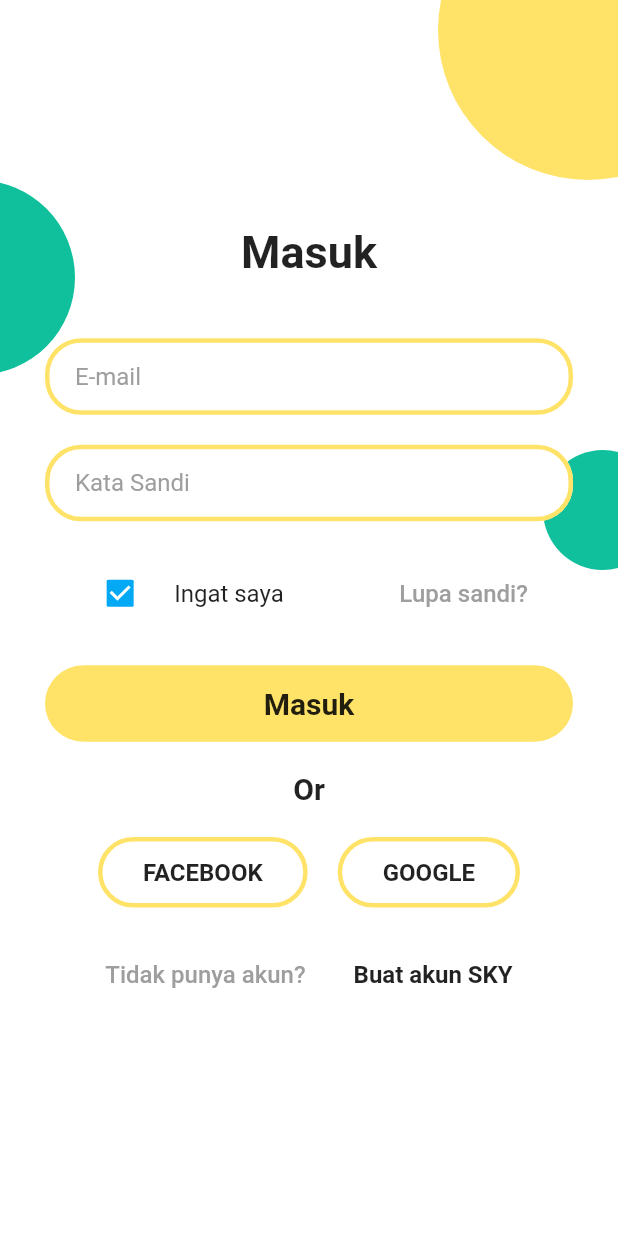
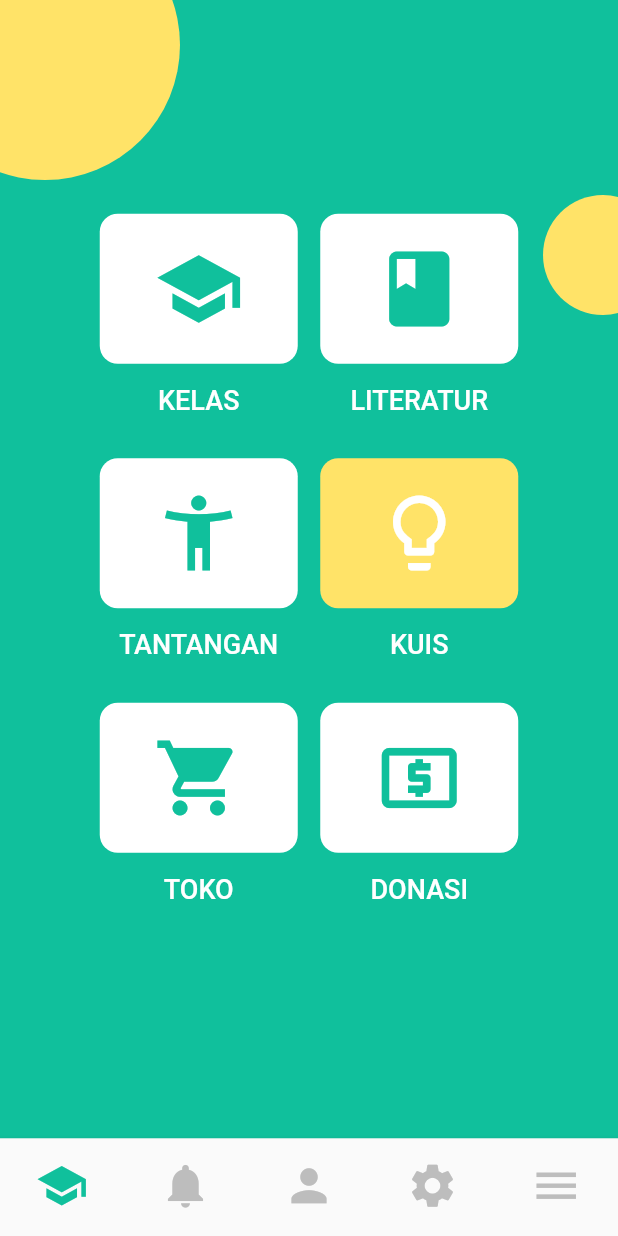
Before and after one commit to rommyarb/sky-yukngaji, a Flutter app: the Login screen opened directly, after a tap on "Masuk", on a phone screen of 412 x 824 dp. Run offline on Flutter 3.47's test engine with Material 2 defaults, Android fonts, the phone set to English and light mode, and no system bars; our stand-ins replace flutter_swiper.

```diff
--- a/lib/login.dart
+++ b/lib/login.dart
@@ -1,4 +1,5 @@
 import 'package:flutter/material.dart';
+import 'package:sky/main_tabs.dart';
 
 import 'warna.dart';
 
@@ -153,7 +154,10 @@ class _LoginState extends State<Login> {
                           ),
                         ),
                         onPressed: () {
-                          // ...
+                          Navigator.push(
+                              context,
+                              MaterialPageRoute(
+                                  builder: (context) => MainTabs()));
                         },
                       ),
                     ),
--- /dev/null
+++ b/lib/main_tabs.dart
@@ -0,0 +1,65 @@
+import 'package:flutter/material.dart';
+import 'package:sky/tabs/main_menu.dart';
+import 'package:sky/tabs/menu.dart';
+import 'package:sky/tabs/notifikasi.dart';
+import 'package:sky/tabs/pengaturan.dart';
+import 'package:sky/tabs/profile.dart';
+
+import 'warna.dart';
+
+class MainTabs extends StatefulWidget {
+  MainTabs({Key key}) : super(key: key);
+
+  @override
+  _MainTabsState createState() => _MainTabsState();
+}
+
+class _MainTabsState extends State<MainTabs> {
+  int _currentIndex = 0;
+  List<Widget> _children = [
+    MainMenu(),
+    Notifikasi(),
+    Profile(),
+    Pengaturan(),
+    Menu(),
+  ];
+
+  @override
+  Widget build(BuildContext context) {
+    return Scaffold(
+      bottomNavigationBar: _buildBottomNavigationBar(),
+      body: _children[_currentIndex],
+    );
+  }
+
+  BottomNavigationBar _buildBottomNavigationBar() {
+    return BottomNavigationBar(
+      onTap: _onTabTapped,
+      items: [
+        BottomNavigationBarItem(
+            icon: Icon(Icons.school), title: Text("school")),
+        BottomNavigationBarItem(
+            icon: Icon(Icons.notifications), title: Text("notifications")),
+        BottomNavigationBarItem(
+            icon: Icon(Icons.person), title: Text("person")),
+        BottomNavigationBarItem(
+            icon: Icon(Icons.settings), title: Text("settings")),
+        BottomNavigationBarItem(icon: Icon(Icons.menu), title: Text("menu")),
+      ],
+      type: BottomNavigationBarType.fixed,
+      currentIndex: _currentIndex,
+      showSelectedLabels: false,
+      showUnselectedLabels: false,
+      selectedItemColor: warnaUtama,
+      unselectedItemColor: Colors.grey[400],
+      iconSize: 35,
+      elevation: 3,
+    );
+  }
+
+  _onTabTapped(int index) {
+    setState(() {
+      _currentIndex = index;
+    });
+  }
+}
--- /dev/null
+++ b/lib/tabs/literatur/literatur.dart
@@ -0,0 +1,19 @@
+import 'package:flutter/material.dart';
+
+class Literatur extends StatefulWidget {
+  Literatur({Key key}) : super(key: key);
+
+  @override
+  _LiteraturState createState() => _LiteraturState();
+}
+
+class _LiteraturState extends State<Literatur> {
+  @override
+  Widget build(BuildContext context) {
+    return Scaffold(
+      body: Center(
+        child: Text("Literatur"),
+      ),
+    );
+  }
+}
--- /dev/null
+++ b/lib/tabs/main_menu.dart
@@ -0,0 +1,97 @@
+import 'package:flutter/material.dart';
+import 'package:sky/tabs/kelas/kelas.dart';
+
+import '../warna.dart';
+
+class MainMenu extends StatefulWidget {
+  MainMenu({Key key}) : super(key: key);
+
+  @override
+  _MainMenuState createState() => _MainMenuState();
+}
+
+class _MainMenuState extends State<MainMenu> {
+  // List<Widget> _mainMenus = [];
+  @override
+  Widget build(BuildContext context) {
+    return Scaffold(
+        backgroundColor: warnaUtama,
+        body: Stack(alignment: Alignment.center, children: <Widget>[
+          Positioned(
+            top: -60,
+            left: -60,
+            child: ClipOval(
+              child: Container(
+                height: 180,
+                width: 180,
+                color: warnaKuning,
+              ),
+            ),
+          ),
+          Positioned(
+            top: 130,
+            right: -30,
+            child: ClipOval(
+              child: Container(
+                height: 80,
+                width: 80,
+                color: warnaKuning,
+              ),
+            ),
+          ),
+          Positioned(
+              child: Align(
+            alignment: Alignment.center,
+            child: Wrap(
+              spacing: 15,
+              runSpacing: 15,
+              children: <Widget>[
+                menuItem("KELAS", Icons.school, () {
+                  Navigator.push(context,
+                      MaterialPageRoute(builder: (context) => Kelas()));
+                }),
+                menuItem("LITERATUR", Icons.book, () {}),
+                menuItem("TANTANGAN", Icons.accessibility_new, () {}),
+                menuItem("KUIS", Icons.lightbulb_outline, () {},
+                    color: warnaKuning),
+                menuItem("TOKO", Icons.local_grocery_store, () {}),
+                menuItem("DONASI", Icons.local_atm, () {}),
+              ],
+            ),
+          ))
+        ]));
+  }
+
+  Widget menuItem(String title, IconData icon, Function onPressed,
+      {Color color = Colors.white}) {
+    return Column(
+      children: <Widget>[
+        RaisedButton(
+          shape:
+              RoundedRectangleBorder(borderRadius: BorderRadius.circular(12)),
+          color: color,
+          elevation: 0,
+          child: SizedBox(
+            height: 100,
+            width: 100,
+            child: Icon(
+              icon,
+              size: 60,
+              color: color == Colors.white ? warnaUtama : Colors.white,
+            ),
+          ),
+          onPressed: onPressed,
+        ),
+        FlatButton(
+          padding: EdgeInsets.all(0),
+          onPressed: onPressed,
+          child: Text(
+            title,
+            style: TextStyle(fontSize: 18, color: Colors.white),
+            textAlign: TextAlign.center,
+          ),
+        )
+      ],
+    );
+  }
+}
--- /dev/null
+++ b/lib/tabs/menu.dart
@@ -0,0 +1,22 @@
+import 'package:flutter/material.dart';
+
+import '../warna.dart';
+
+class Menu extends StatefulWidget {
+  Menu({Key key}) : super(key: key);
+
+  @override
+  _MenuState createState() => _MenuState();
+}
+
+class _MenuState extends State<Menu> {
+  @override
+  Widget build(BuildContext context) {
+    return Scaffold(
+      backgroundColor: Colors.white,
+      body: Center(
+        child: Text("Menu"),
+      ),
+    );
+  }
+}
```
Also changed, not shown: lib/dashboard.dart (added, +19 -0 lines), lib/main.dart (+8 -5 lines), lib/tabs/kelas/kelas.dart (added, +114 -0 lines), lib/tabs/kelas/topik.dart (added, +102 -0 lines), lib/tabs/notifikasi.dart (added, +22 -0 lines), lib/tabs/pengaturan.dart (added, +22 -0 lines), lib/tabs/profile.dart (added, +22 -0 lines), 1 other file.
